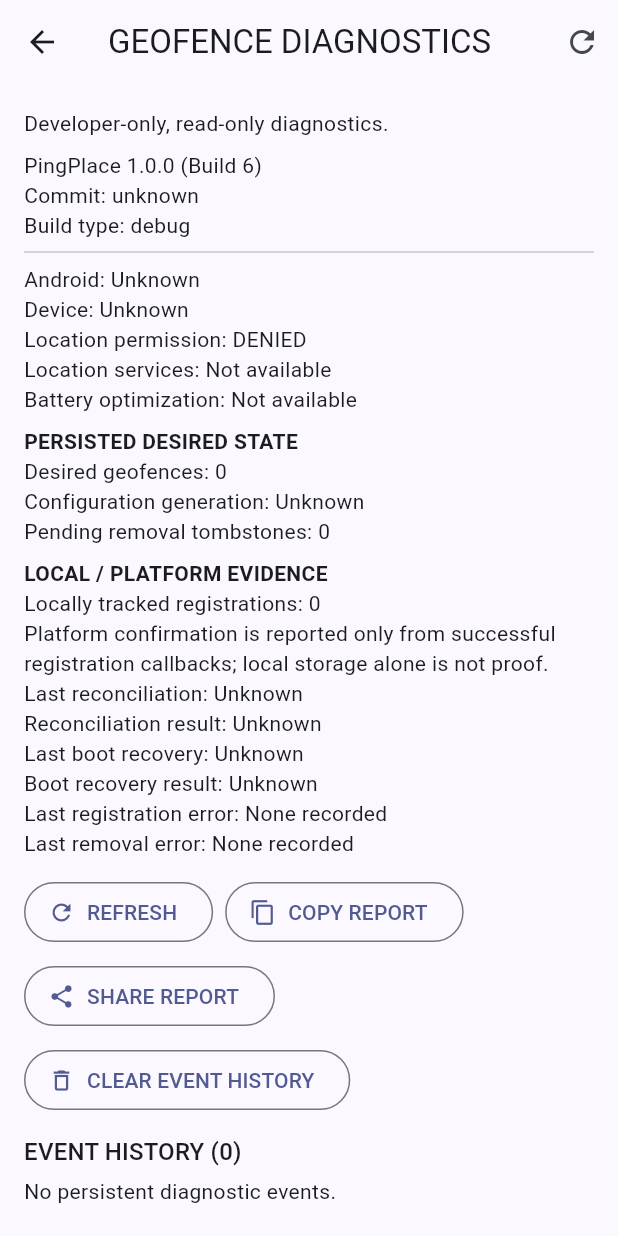
After one commit to bandora78/pingplace, a Flutter app: the screen it shows after launch, scrolled down 576 dp, after a tap on "GEOFENCE DIAGNOSTICS", on a phone screen of 412 x 824 dp. The commit adds this screen. Run offline on Flutter 3.47's test engine with Material 3 defaults, Android fonts, the phone set to English and light mode, and no system bars.

Commit message:
Add APP-01A geofence diagnostics

```diff
--- a/lib/src/build_info.dart
+++ b/lib/src/build_info.dart
@@ -13,7 +13,7 @@ final class BuildInfo {
     ),
     buildNumber: String.fromEnvironment(
       'PINGPLACE_BUILD_NUMBER',
-      defaultValue: '5',
+      defaultValue: '6',
     ),
     commit: String.fromEnvironment(
       'PINGPLACE_GIT_SHA',
--- /dev/null
+++ b/lib/src/geofence/geofence_diagnostics_screen.dart
@@ -0,0 +1,263 @@
+import 'package:flutter/material.dart';
+import 'package:flutter/services.dart';
+
+import '../build_info.dart';
+import 'geofence_service.dart';
+
+String buildGeofenceDiagnosticReport({
+  required BuildInfo buildInfo,
+  required GeofencePermissionStatus permission,
+  required GeofenceDiagnosticsSnapshot snapshot,
+}) {
+  final lines = <String>[
+    buildInfo.versionLabel,
+    buildInfo.commitLabel,
+    buildInfo.buildTypeLabel,
+    'Android: ${snapshot.androidVersion ?? 'Unknown'}',
+    'Device: ${snapshot.manufacturer ?? 'Unknown'} ${snapshot.model ?? ''}'
+        .trim(),
+    'Location permission: ${permission.name}',
+    'Location services: ${snapshot.locationServicesEnabled == null
+        ? 'Not available'
+        : snapshot.locationServicesEnabled!
+        ? 'enabled'
+        : 'disabled'}',
+    'Battery optimization ignored: ${snapshot.batteryOptimizationIgnored ?? 'Not available'}',
+    'Desired geofences: ${snapshot.desiredGeofenceCount}',
+    'Locally tracked geofences: ${snapshot.trackedGeofenceCount}',
+    'Platform confirmation is not inferred from persisted desired state.',
+    'Pending removal tombstones: ${snapshot.pendingRemovalTombstoneCount}',
+    'Configuration generation: ${snapshot.persistedConfigurationGeneration ?? 'Unknown'}',
+    'Last reconciliation: ${snapshot.lastReconciliationAttempt ?? 'Unknown'} (${snapshot.lastReconciliationResult ?? 'Unknown'})',
+    'Last boot recovery: ${snapshot.lastBootRecoveryAttempt ?? 'Unknown'} (${snapshot.lastBootRecoveryResult ?? 'Unknown'})',
+    'Last registration error: ${snapshot.lastRegistrationError ?? 'None recorded'}',
+    'Last removal error: ${snapshot.lastRemovalError ?? 'None recorded'}',
+    '',
+    'Diagnostic events:',
+    ...snapshot.events,
+  ];
+  return lines.join('\n');
+}
+
+final class GeofenceDiagnosticsScreen extends StatefulWidget {
+  const GeofenceDiagnosticsScreen({required this.service, super.key});
+
+  final GeofenceService service;
+
+  @override
+  State<GeofenceDiagnosticsScreen> createState() =>
+      _GeofenceDiagnosticsScreenState();
+}
+
+final class _GeofenceDiagnosticsScreenState
+    extends State<GeofenceDiagnosticsScreen> {
+  GeofenceDiagnosticsSnapshot snapshot = const GeofenceDiagnosticsSnapshot();
+  GeofencePermissionStatus permission = GeofencePermissionStatus.denied;
+  bool loading = true;
+  String? error;
+
+  @override
+  void initState() {
+    super.initState();
+    _refresh();
+  }
+
+  Future<void> _refresh() async {
+    setState(() {
+      loading = true;
+      error = null;
+    });
+    try {
+      final values = await Future.wait<Object>([
+        widget.service.diagnostics,
+        widget.service.checkPermission(),
+      ]);
+      if (!mounted) return;
+      setState(() {
+        snapshot = values[0] as GeofenceDiagnosticsSnapshot;
+        permission = values[1] as GeofencePermissionStatus;
+        loading = false;
+      });
+    } catch (exception) {
+      if (!mounted) return;
+      setState(() {
+        loading = false;
+        error = '$exception';
+      });
+    }
+  }
+
+  String _report() => buildGeofenceDiagnosticReport(
+    buildInfo: BuildInfo.current,
+    permission: permission,
+    snapshot: snapshot,
+  );
+
+  Future<void> _copy() async {
+    await Clipboard.setData(ClipboardData(text: _report()));
+    if (mounted) {
+      ScaffoldMessenger.of(context)
+          .showSnackBar(const SnackBar(content: Text('Diagnostics copied')));
+    }
+  }
+
+  Future<void> _share() async {
+    try {
+      await widget.service.shareDiagnostics(_report());
+    } catch (exception) {
+      if (mounted) {
+        ScaffoldMessenger.of(context)
+            .showSnackBar(SnackBar(content: Text('Share failed: $exception')));
+      }
+    }
+  }
+
+  Future<void> _clear() async {
+    final confirmed = await showDialog<bool>(
+      context: context,
+      builder: (context) => AlertDialog(
+        title: const Text('Clear diagnostic history?'),
+        content: const Text(
+          'This clears only diagnostic events. Saved reminders and geofence state are unchanged.',
+        ),
+        actions: [
+          TextButton(
+            onPressed: () => Navigator.pop(context, false),
+            child: const Text('CANCEL'),
+          ),
+          FilledButton(
+            onPressed: () => Navigator.pop(context, true),
+            child: const Text('CLEAR'),
+          ),
+        ],
+      ),
+    );
+    if (confirmed != true) return;
+    try {
+      await widget.service.clearDiagnostics();
+      await _refresh();
+    } catch (exception) {
+      if (mounted) setState(() => error = '$exception');
+    }
+  }
+
+  @override
+  Widget build(BuildContext context) {
+    final locationServices = snapshot.locationServicesEnabled == null
+        ? 'Not available'
+        : snapshot.locationServicesEnabled!
+        ? 'ENABLED'
+        : 'DISABLED';
+    final battery = snapshot.batteryOptimizationIgnored == null
+        ? 'Not available'
+        : snapshot.batteryOptimizationIgnored!
+        ? 'IGNORED'
+        : 'ACTIVE';
+    return Scaffold(
+      appBar: AppBar(
+        title: const Text('GEOFENCE DIAGNOSTICS'),
+        actions: [
+          IconButton(onPressed: _refresh, icon: const Icon(Icons.refresh)),
+        ],
+      ),
+      body: ListView(
+        padding: const EdgeInsets.all(16),
+        children: [
+          const Text('Developer-only, read-only diagnostics.'),
+          const SizedBox(height: 8),
+          Text(BuildInfo.current.versionLabel),
+          Text(BuildInfo.current.commitLabel),
+          Text(BuildInfo.current.buildTypeLabel),
+          const Divider(),
+          Text('Android: ${snapshot.androidVersion ?? 'Unknown'}'),
+          Text(
+            'Device: ${snapshot.manufacturer ?? 'Unknown'} ${snapshot.model ?? ''}',
+          ),
+          Text('Location permission: ${permission.name.toUpperCase()}'),
+          Text('Location services: $locationServices'),
+          Text('Battery optimization: $battery'),
+          const SizedBox(height: 8),
+          const Text(
+            'PERSISTED DESIRED STATE',
+            style: TextStyle(fontWeight: FontWeight.bold),
+          ),
+          Text('Desired geofences: ${snapshot.desiredGeofenceCount}'),
+          Text(
+            'Configuration generation: ${snapshot.persistedConfigurationGeneration ?? 'Unknown'}',
+          ),
+          Text(
+            'Pending removal tombstones: ${snapshot.pendingRemovalTombstoneCount}',
+          ),
+          const SizedBox(height: 8),
+          const Text(
+            'LOCAL / PLATFORM EVIDENCE',
+            style: TextStyle(fontWeight: FontWeight.bold),
+          ),
+          Text(
+            'Locally tracked registrations: ${snapshot.trackedGeofenceCount}',
+          ),
+          const Text(
+            'Platform confirmation is reported only from successful registration callbacks; local storage alone is not proof.',
+          ),
+          Text(
+            'Last reconciliation: ${snapshot.lastReconciliationAttempt ?? 'Unknown'}',
+          ),
+          Text(
+            'Reconciliation result: ${snapshot.lastReconciliationResult ?? 'Unknown'}',
+          ),
+          Text(
+            'Last boot recovery: ${snapshot.lastBootRecoveryAttempt ?? 'Unknown'}',
+          ),
+          Text(
+            'Boot recovery result: ${snapshot.lastBootRecoveryResult ?? 'Unknown'}',
+          ),
+          Text(
+            'Last registration error: ${snapshot.lastRegistrationError ?? 'None recorded'}',
+          ),
+          Text(
+            'Last removal error: ${snapshot.lastRemovalError ?? 'None recorded'}',
+          ),
+          if (error != null) Text('Diagnostics error: $error'),
+          const SizedBox(height: 12),
+          Wrap(
+            spacing: 8,
+            runSpacing: 8,
+            children: [
+              OutlinedButton.icon(
+                onPressed: _refresh,
+                icon: const Icon(Icons.refresh),
+                label: const Text('REFRESH'),
+              ),
+              OutlinedButton.icon(
+                onPressed: _copy,
+                icon: const Icon(Icons.copy),
+                label: const Text('COPY REPORT'),
+              ),
+              OutlinedButton.icon(
+                onPressed: _share,
+                icon: const Icon(Icons.share),
+                label: const Text('SHARE REPORT'),
+              ),
+              OutlinedButton.icon(
+                onPressed: _clear,
+                icon: const Icon(Icons.delete_outline),
+                label: const Text('CLEAR EVENT HISTORY'),
+              ),
+            ],
+          ),
+          const SizedBox(height: 12),
+          Text(
+            'EVENT HISTORY (${snapshot.events.length})',
+            style: Theme.of(context).textTheme.titleMedium,
+          ),
+          const SizedBox(height: 4),
+          if (loading) const LinearProgressIndicator(),
+          if (snapshot.events.isEmpty && !loading)
+            const Text('No persistent diagnostic events.'),
+          if (snapshot.events.isNotEmpty)
+            SelectableText(snapshot.events.join('\n')),
+        ],
+      ),
+    );
+  }
+}
--- a/lib/src/geofence/geofence_service.dart
+++ b/lib/src/geofence/geofence_service.dart
@@ -54,6 +54,44 @@ final class GeofenceRecoveryStatus {
   final List<String> diagnostics;
 }
 
+final class GeofenceDiagnosticsSnapshot {
+  const GeofenceDiagnosticsSnapshot({
+    this.androidVersion,
+    this.manufacturer,
+    this.model,
+    this.locationServicesEnabled,
+    this.batteryOptimizationIgnored,
+    this.desiredGeofenceCount = 0,
+    this.trackedGeofenceCount = 0,
+    this.pendingRemovalTombstoneCount = 0,
+    this.persistedConfigurationGeneration,
+    this.lastReconciliationAttempt,
+    this.lastReconciliationResult,
+    this.lastBootRecoveryAttempt,
+    this.lastBootRecoveryResult,
+    this.lastRegistrationError,
+    this.lastRemovalError,
+    this.events = const [],
+  });
+
+  final String? androidVersion;
+  final String? manufacturer;
+  final String? model;
+  final bool? locationServicesEnabled;
+  final bool? batteryOptimizationIgnored;
+  final int desiredGeofenceCount;
+  final int trackedGeofenceCount;
+  final int pendingRemovalTombstoneCount;
+  final int? persistedConfigurationGeneration;
+  final DateTime? lastReconciliationAttempt;
+  final String? lastReconciliationResult;
+  final DateTime? lastBootRecoveryAttempt;
+  final String? lastBootRecoveryResult;
+  final String? lastRegistrationError;
+  final String? lastRemovalError;
+  final List<String> events;
+}
+
 abstract interface class GeofenceService {
   Stream<GeofenceEvent> get events;
 
@@ -67,6 +105,13 @@ abstract interface class GeofenceService {
 
   Future<GeofenceRecoveryStatus> get recoveryStatus async =>
       const GeofenceRecoveryStatus();
+
+  Future<GeofenceDiagnosticsSnapshot> get diagnostics async =>
+      const GeofenceDiagnosticsSnapshot();
+
+  Future<void> clearDiagnostics() async {}
+
+  Future<void> shareDiagnostics(String report) async {}
 
   Future<bool> restoreRegistration() async => false;
 
@@ -163,6 +208,46 @@ final class MethodChannelGeofenceService implements GeofenceService {
   }
 
   @override
+  Future<GeofenceDiagnosticsSnapshot> get diagnostics async {
+    final value = await _methodChannel.invokeMethod<Map<dynamic, dynamic>>(
+      'diagnosticSnapshot',
+    );
+    final map = value ?? const {};
+    DateTime? parseDate(Object? raw) =>
+        raw is String ? DateTime.tryParse(raw) : null;
+    return GeofenceDiagnosticsSnapshot(
+      androidVersion: map['androidVersion'] as String?,
+      manufacturer: map['manufacturer'] as String?,
+      model: map['model'] as String?,
+      locationServicesEnabled: map['locationServicesEnabled'] as bool?,
+      batteryOptimizationIgnored: map['batteryOptimizationIgnored'] as bool?,
+      desiredGeofenceCount: (map['desiredGeofenceCount'] as num?)?.toInt() ?? 0,
+      trackedGeofenceCount: (map['trackedGeofenceCount'] as num?)?.toInt() ?? 0,
+      pendingRemovalTombstoneCount:
+          (map['pendingRemovalTombstoneCount'] as num?)?.toInt() ?? 0,
+      persistedConfigurationGeneration:
+          (map['persistedConfigurationGeneration'] as num?)?.toInt(),
+      lastReconciliationAttempt: parseDate(map['lastReconciliationAttempt']),
+      lastReconciliationResult: map['lastReconciliationResult'] as String?,
+      lastBootRecoveryAttempt: parseDate(map['lastBootRecoveryAttempt']),
+      lastBootRecoveryResult: map['lastBootRecoveryResult'] as String?,
+      lastRegistrationError: map['lastRegistrationError'] as String?,
+      lastRemovalError: map['lastRemovalError'] as String?,
+      events: (map['events'] as List<dynamic>? ?? const [])
+          .whereType<String>()
+          .toList(growable: false),
+    );
+  }
+
+  @override
+  Future<void> clearDiagnostics() =>
+      _methodChannel.invokeMethod<void>('clearDiagnostics');
+
+  @override
+  Future<void> shareDiagnostics(String report) =>
+      _methodChannel.invokeMethod<void>('shareDiagnostics', report);
+
+  @override
   Future<bool> restoreRegistration() async =>
       await _methodChannel.invokeMethod<bool>('restoreGeofence') ?? false;
 
--- a/lib/src/simulation/development_simulation_screen.dart
+++ b/lib/src/simulation/development_simulation_screen.dart
@@ -2,6 +2,7 @@ import 'package:flutter/material.dart';
 
 import '../build_info.dart';
 import '../geofence/development_geofence_controller.dart';
+import '../geofence/geofence_diagnostics_screen.dart';
 import '../geofence/geofence_service.dart';
 import 'development_simulation_controller.dart';
 
@@ -283,6 +284,18 @@ final class _RealGeofenceSection extends StatelessWidget {
                   onPressed: controller.openNotificationSettings,
                   child: const Text('NOTIFICATION SETTINGS'),
                 ),
+                OutlinedButton(
+                  onPressed: () {
+                    Navigator.of(context).push(
+                      MaterialPageRoute<void>(
+                        builder: (_) => GeofenceDiagnosticsScreen(
+                          service: controller.service,
+                        ),
+                      ),
+                    );
+                  },
+                  child: const Text('GEOFENCE DIAGNOSTICS'),
+                ),
                 FilledButton(
                   onPressed: controller.initialized
                       ? () {
--- a/pubspec.yaml
+++ b/pubspec.yaml
@@ -16,7 +16,7 @@ publish_to: 'none' # Remove this line if you wish to publish to pub.dev
 # https://developer.apple.com/library/archive/documentation/General/Reference/InfoPlistKeyReference/Articles/CoreFoundationKeys.html
 # In Windows, build-name is used as the major, minor, and patch parts
 # of the product and file versions while build-number is used as the build suffix.
-version: 1.0.0+5
+version: 1.0.0+6
 
 environment:
   sdk: ^3.13.5
```
Also changed, not shown: 5 other files.
